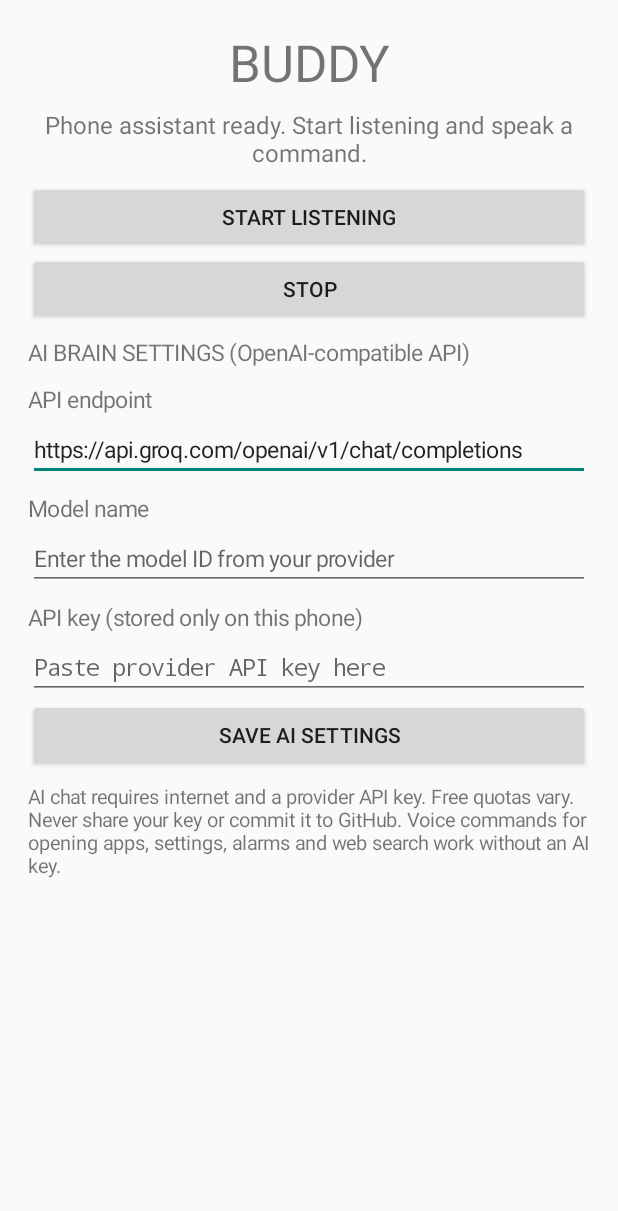
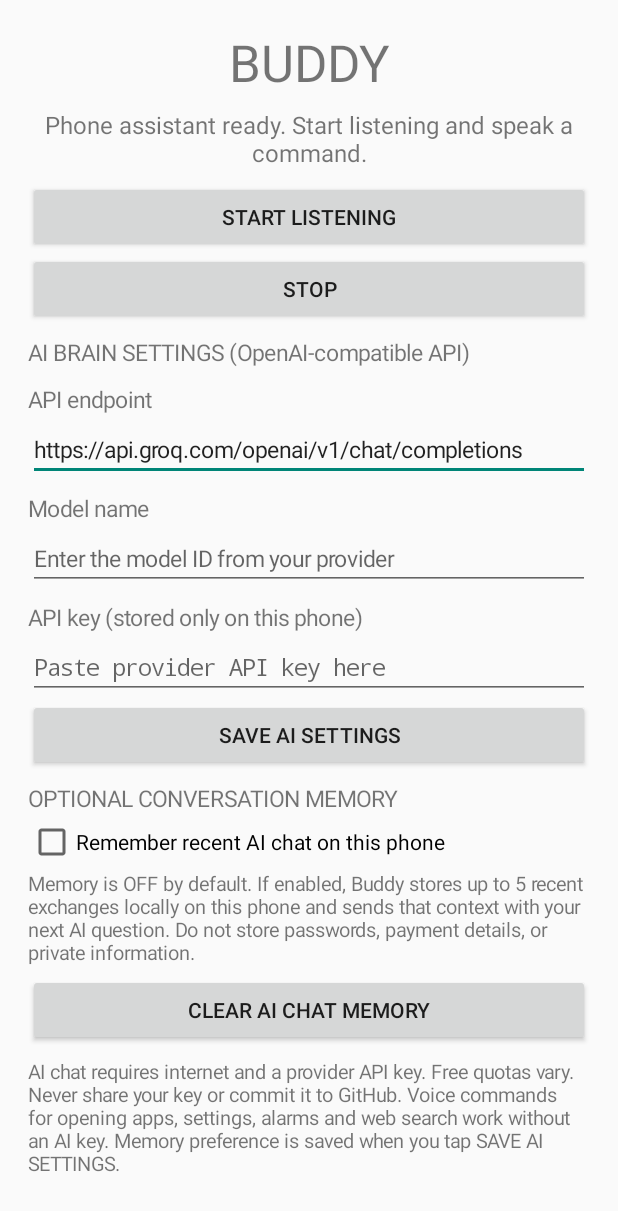
Before and after one commit to 9304848185aS/Buddy-4, an Android app: the screen it shows after launch (MainActivity), after a tap on "SAVE AI SETTINGS", on a phone screen of 412 x 824 dp. Shown: the top 1211 px of the screen. Run offline under Robolectric (Android 15) with nearby library versions, the phone set to English and light mode, and no system bars.

Commit message:
Add opt-in chat memory controls to Buddy settings

```diff
--- a/app/src/main/java/com/example/buddy/MainActivity.kt
+++ b/app/src/main/java/com/example/buddy/MainActivity.kt
@@ -9,6 +9,7 @@ import android.os.Bundle
 import android.text.InputType
 import android.view.Gravity
 import android.widget.Button
+import android.widget.CheckBox
 import android.widget.EditText
 import android.widget.LinearLayout
 import android.widget.ScrollView
@@ -20,6 +21,7 @@ class MainActivity : Activity() {
     private lateinit var endpointInput: EditText
     private lateinit var modelInput: EditText
     private lateinit var keyInput: EditText
+    private lateinit var memoryCheck: CheckBox
 
     override fun onCreate(savedInstanceState: Bundle?) {
         super.onCreate(savedInstanceState)
@@ -86,17 +88,37 @@ class MainActivity : Activity() {
                 val endpoint = endpointInput.text.toString().trim()
                 val model = modelInput.text.toString().trim()
                 val key = keyInput.text.toString().trim()
-                if (endpoint.isNotBlank() && !endpoint.startsWith("https://")) {
+                if (endpoint.isNotBlank() && !endpoint.startsWith("https://", ignoreCase = true)) {
                     Toast.makeText(this@MainActivity, "Use a secure https:// endpoint.", Toast.LENGTH_LONG).show()
                 } else {
                     prefs.edit().putString("endpoint", endpoint)
-                        .putString("model", model).putString("api_key", key).apply()
+                        .putString("model", model).putString("api_key", key)
+                        .putBoolean("memory_enabled", memoryCheck.isChecked).apply()
                     Toast.makeText(this@MainActivity, "AI settings saved on this phone.", Toast.LENGTH_SHORT).show()
                 }
             }
         })
+
+        content.addView(label("OPTIONAL CONVERSATION MEMORY"))
+        memoryCheck = CheckBox(this).apply {
+            text = "Remember recent AI chat on this phone"
+            isChecked = prefs.getBoolean("memory_enabled", false)
+        }
+        content.addView(memoryCheck)
         content.addView(TextView(this).apply {
-            text = "AI chat requires internet and a provider API key. Free quotas vary. Never share your key or commit it to GitHub. Voice commands for opening apps, settings, alarms and web search work without an AI key."
+            text = "Memory is OFF by default. If enabled, Buddy stores up to 5 recent exchanges locally on this phone and sends that context with your next AI question. Do not store passwords, payment details, or private information."
+            textSize = 13f
+            setPadding(0, 4, 0, 8)
+        })
+        content.addView(Button(this).apply {
+            text = "CLEAR AI CHAT MEMORY"
+            setOnClickListener {
+                AiBrain.clearHistory(this@MainActivity)
+                Toast.makeText(this@MainActivity, "Recent AI chat memory cleared.", Toast.LENGTH_SHORT).show()
+            }
+        })
+        content.addView(TextView(this).apply {
+            text = "AI chat requires internet and a provider API key. Free quotas vary. Never share your key or commit it to GitHub. Voice commands for opening apps, settings, alarms and web search work without an AI key. Memory preference is saved when you tap SAVE AI SETTINGS."
             textSize = 13f
             setPadding(0, 12, 0, 16)
         })
```
